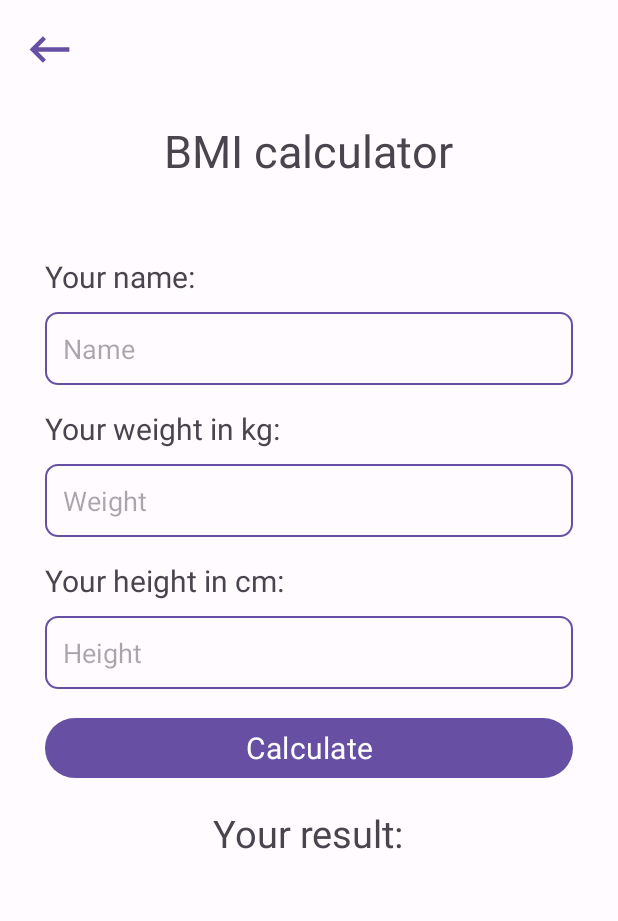
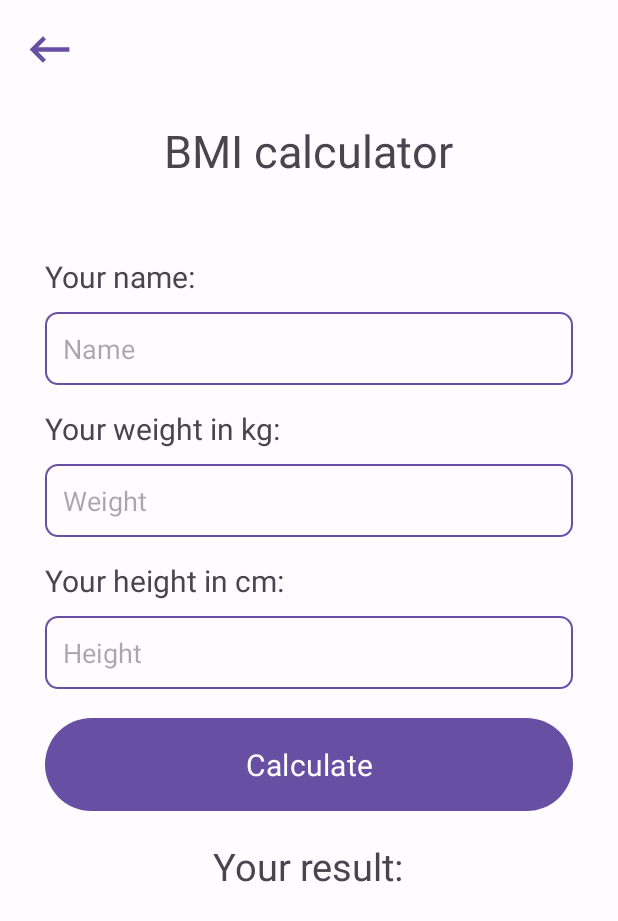
Before and after one commit to darkhantrz/universalapp, an Android app: the BmiCalculatorActivity screen opened directly, with no data from a screen before it, on a phone screen of 412 x 824 dp. Shown: the top 921 px of the screen. Run offline under Robolectric (Android 15) with nearby library versions, the phone set to English and light mode, and no system bars; our stand-ins replace Room's generated code; Roboto replaces fonts that are not available here.

Commit message:
fixed some problems

```diff
--- a/app/src/main/java/com/example/universalapp/BmiCalculatorActivity.kt
+++ b/app/src/main/java/com/example/universalapp/BmiCalculatorActivity.kt
@@ -5,6 +5,7 @@ import android.content.Context
 import android.graphics.Color
 import androidx.appcompat.app.AppCompatActivity
 import android.os.Bundle
+import android.util.Log
 import android.view.View
 import android.view.inputmethod.InputMethodManager
 import android.widget.Button
--- a/app/src/main/java/com/example/universalapp/database/BMIDatabaseDao.kt
+++ b/app/src/main/java/com/example/universalapp/database/BMIDatabaseDao.kt
@@ -3,13 +3,26 @@ package com.example.universalapp.database
 import androidx.lifecycle.LiveData
 import androidx.room.Dao
 import androidx.room.Insert
+import androidx.room.OnConflictStrategy
 import androidx.room.Query
 
 @Dao
 interface BMIDatabaseDao {
-    @Insert
+    @Insert(onConflict = OnConflictStrategy.IGNORE)
     fun addBmiData(bmi: BMI)
 
     @Query("SELECT * FROM bmi_data ORDER BY id ASC")
     fun readAllData(): LiveData<List<BMI>>
+
+    @Query("SELECT * FROM bmi_data ORDER BY id DESC LIMIT 1")
+    fun selectLastEnteredNameData(): LiveData<List<BMI>>
+
+//    @Query("SELECT weight FROM bmi_data ORDER BY id DESC LIMIT 1")
+//    fun selectLastEnteredWeightData(): LiveData<List<BMI>>
+//
+//    @Query("SELECT height FROM bmi_data ORDER BY id DESC LIMIT 1")
+//    fun selectLastEnteredHeightData(): LiveData<List<BMI>>
+//
+//    @Query("SELECT result FROM bmi_data ORDER BY id DESC LIMIT 1")
+//    fun selectLastEnteredResultData(): LiveData<List<BMI>>
 }
--- a/app/src/main/res/layout/activity_bmi_calculator.xml
+++ b/app/src/main/res/layout/activity_bmi_calculator.xml
@@ -101,7 +101,7 @@
     <Button
         android:id="@+id/btn_calculate"
         android:layout_width="match_parent"
-        android:layout_height="wrap_content"
+        android:layout_height="70dp"
         android:layout_marginHorizontal="30sp"
         android:layout_marginBottom="15sp"
         android:fontFamily="@font/baloo"
```
Also changed, not shown: app/src/main/java/com/example/universalapp/BmiViewModel.kt (+7 -0 lines), app/src/main/java/com/example/universalapp/database/BmiRepository.kt (deleted, +0 -13 lines).
